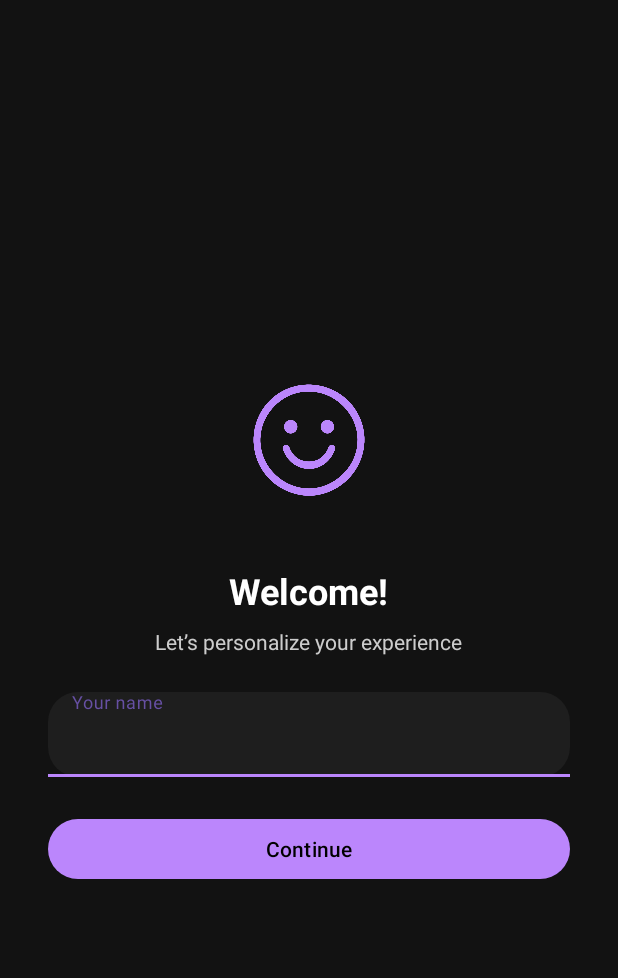
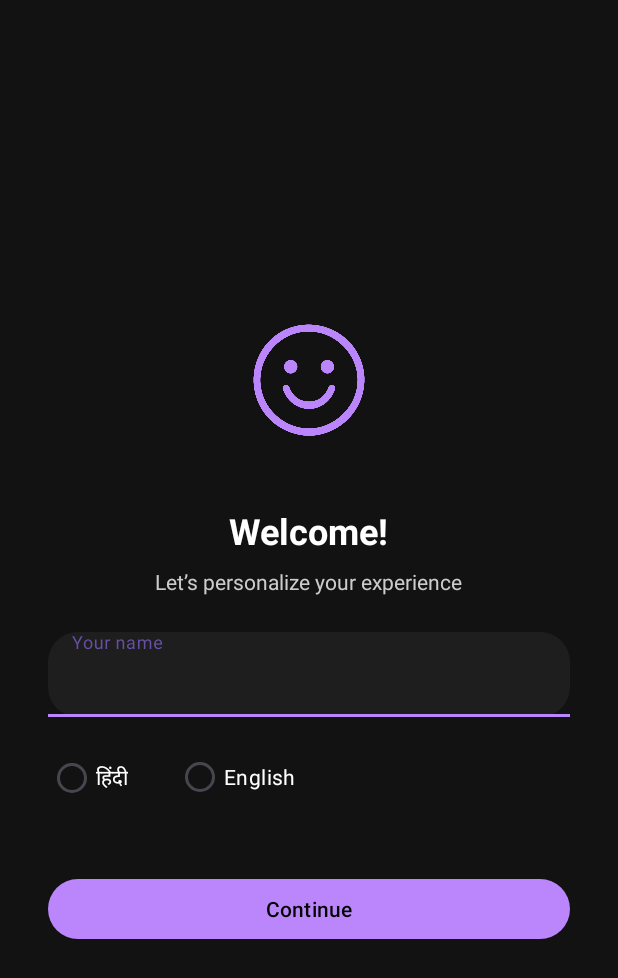
Before and after one commit to jaixmario/ssc-gk-questions, an Android app: the screen it shows after launch (WelcomeActivity), on a phone screen of 412 x 824 dp. Shown: the top 978 px of the screen. Run offline under Robolectric (Android 15) with nearby library versions, the light colour scheme and no system bars.

Commit message:
Update:gg

```diff
--- a/app/src/main/java/com/mario/ssc/WelcomeActivity.java
+++ b/app/src/main/java/com/mario/ssc/WelcomeActivity.java
@@ -6,6 +6,8 @@ import android.content.SharedPreferences;
 import android.os.Bundle;
 import android.widget.Button;
 import android.widget.EditText;
+import android.widget.RadioButton;
+import android.widget.RadioGroup;
 import android.widget.Toast;
 
 import androidx.appcompat.app.AppCompatActivity;
@@ -20,6 +22,8 @@ public class WelcomeActivity extends AppCompatActivity {
 
     EditText nameInput;
     Button startButton;
+    RadioGroup mediumGroup;
+    RadioButton radioHindi, radioEnglish;
 
     @Override
     protected void onCreate(Bundle savedInstanceState) {
@@ -27,6 +31,7 @@ public class WelcomeActivity extends AppCompatActivity {
 
         SharedPreferences prefs = getSharedPreferences("UserPrefs", MODE_PRIVATE);
 
+        // Skip if already set
         if (!prefs.getBoolean("firstRun", true)) {
             String name = prefs.getString("username", "User");
             Toast.makeText(this, "Welcome back, " + name + "!", Toast.LENGTH_LONG).show();
@@ -39,32 +44,41 @@ public class WelcomeActivity extends AppCompatActivity {
 
         nameInput = findViewById(R.id.nameInput);
         startButton = findViewById(R.id.startButton);
+        mediumGroup = findViewById(R.id.mediumGroup);
+        radioHindi = findViewById(R.id.radioHindi);
+        radioEnglish = findViewById(R.id.radioEnglish);
 
         startButton.setOnClickListener(v -> {
             String name = nameInput.getText().toString().trim();
             if (!name.isEmpty()) {
+                String medium = radioHindi.isChecked() ? "Hindi" : "English";
                 prefs.edit()
                         .putString("username", name)
                         .putBoolean("firstRun", false)
+                        .putString("medium", medium)
                         .apply();
 
                 Toast.makeText(this, "Welcome, " + name + "!", Toast.LENGTH_SHORT).show();
-                downloadDB(); // ⬅️ Download DB before going to MainActivity
+                downloadDB(medium);
             } else {
                 Toast.makeText(this, "Please enter your name", Toast.LENGTH_SHORT).show();
             }
         });
     }
 
-    private void downloadDB() {
+    private void downloadDB(String medium) {
         ProgressDialog dialog = new ProgressDialog(this);
         dialog.setMessage("Setting up database...");
         dialog.setCancelable(false);
         dialog.show();
 
+        String urlStr = medium.equals("Hindi")
+                ? "https://raw.githubusercontent.com/jaixmario/database/main/SSC/Hindi/Hindi.db"
+                : "https://raw.githubusercontent.com/jaixmario/database/main/SSC/ENGLISH/English.db";
+
         new Thread(() -> {
             try {
-                URL url = new URL("https://raw.githubusercontent.com/jaixmario/database/main/questions.db");
+                URL url = new URL(urlStr);
                 HttpURLConnection conn = (HttpURLConnection) url.openConnection();
                 conn.connect();
 
--- a/app/src/main/res/layout/activity_welcome.xml
+++ b/app/src/main/res/layout/activity_welcome.xml
@@ -54,6 +54,30 @@
             android:textColorHint="#AAAAAA" />
     </com.google.android.material.textfield.TextInputLayout>
 
+    <RadioGroup
+        android:id="@+id/mediumGroup"
+        android:layout_width="match_parent"
+        android:layout_height="wrap_content"
+        android:orientation="horizontal"
+        android:layout_marginTop="16dp"
+        android:layout_marginBottom="16dp">
+
+        <RadioButton
+            android:id="@+id/radioHindi"
+            android:layout_width="wrap_content"
+            android:layout_height="wrap_content"
+            android:text="हिंदी"
+            android:textColor="#FFFFFF" />
+
+        <RadioButton
+            android:id="@+id/radioEnglish"
+            android:layout_width="wrap_content"
+            android:layout_height="wrap_content"
+            android:text="English"
+            android:textColor="#FFFFFF"
+            android:layout_marginStart="32dp" />
+    </RadioGroup>
+
     <com.google.android.material.button.MaterialButton
         android:id="@+id/startButton"
         android:layout_width="match_parent"
```
Also changed, not shown: app/src/main/java/com/mario/ssc/SettingsFragment.java (+37 -8 lines), app/src/main/res/layout/fragment_settings.xml (+10 -0 lines).
